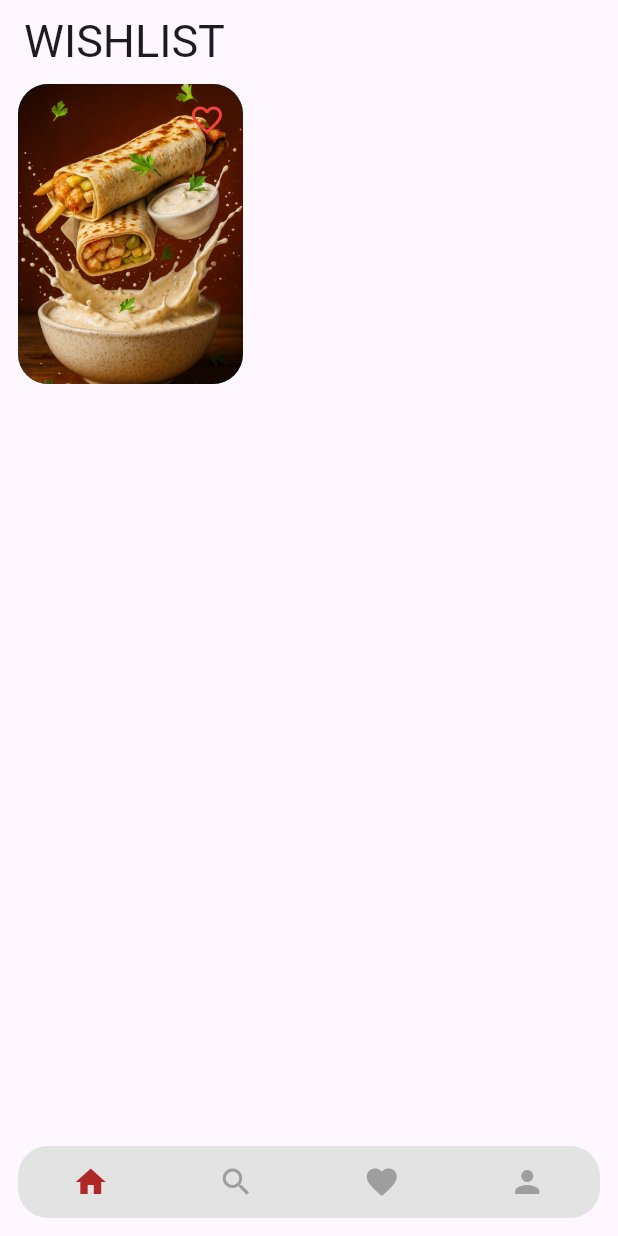
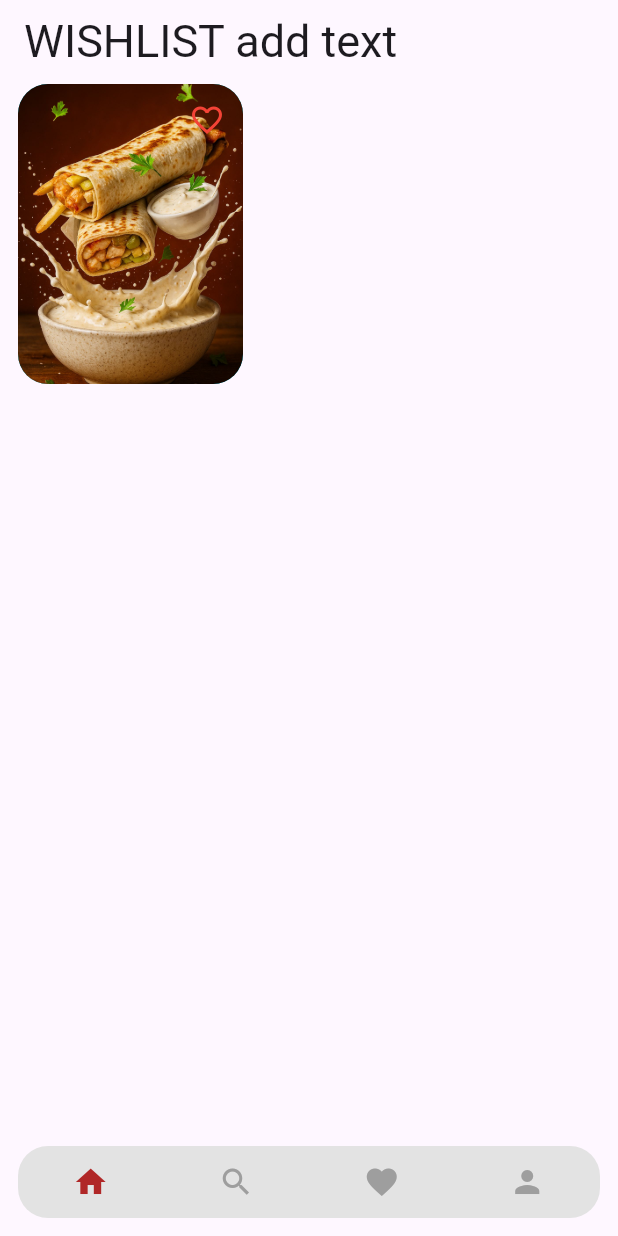
Before and after one commit to Eng-YousefAlazhari/university, a Flutter app: the screen it shows after launch, on a phone screen of 412 x 824 dp. Run offline on Flutter 3.47's test engine with Material 3 defaults, Android fonts, the phone set to English and light mode, and no system bars.

Commit message:
add text to appBar title

```diff
--- a/lib/main.dart
+++ b/lib/main.dart
@@ -33,7 +33,7 @@ class _TestAppState extends State<TestApp> {
       debugShowCheckedModeBanner: false,
       home: Scaffold(
         appBar: AppBar(
-          title: Text('WISHLIST' ,style: TextStyle(
+          title: Text('WISHLIST add text' ,style: TextStyle(
             fontWeight:FontWeight.w400,
             fontSize: 30,
           ),),
```
